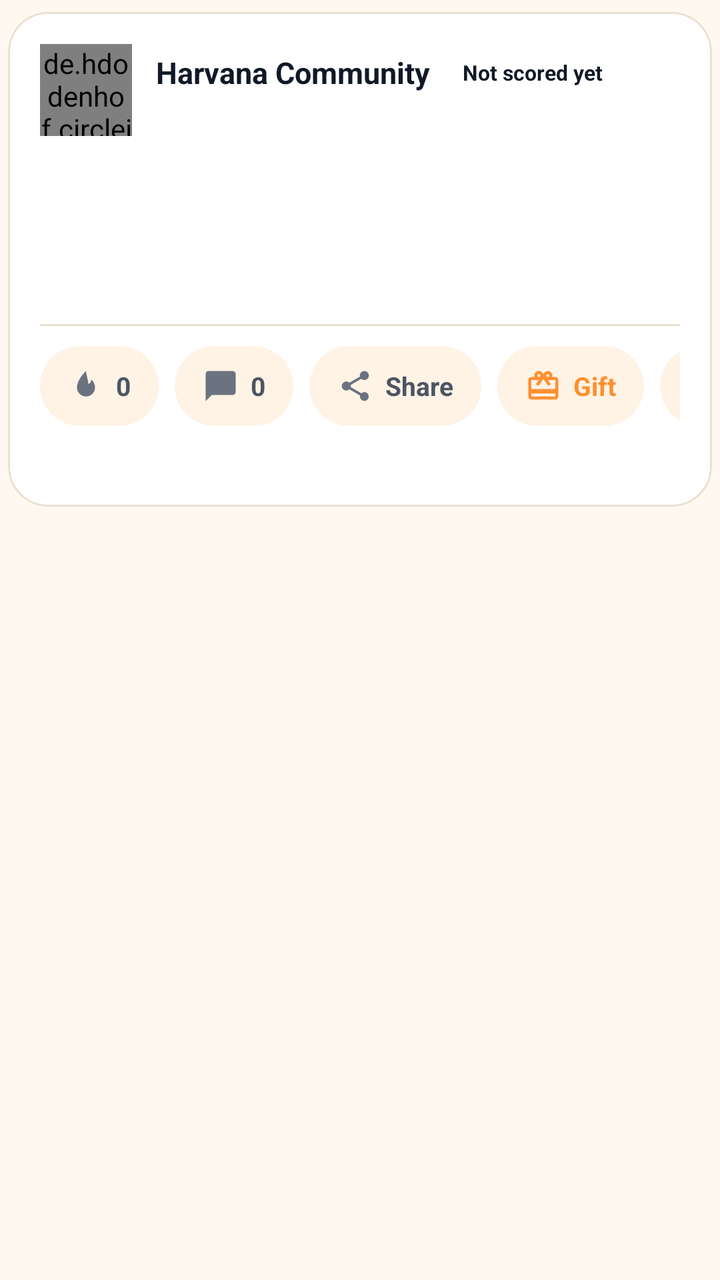
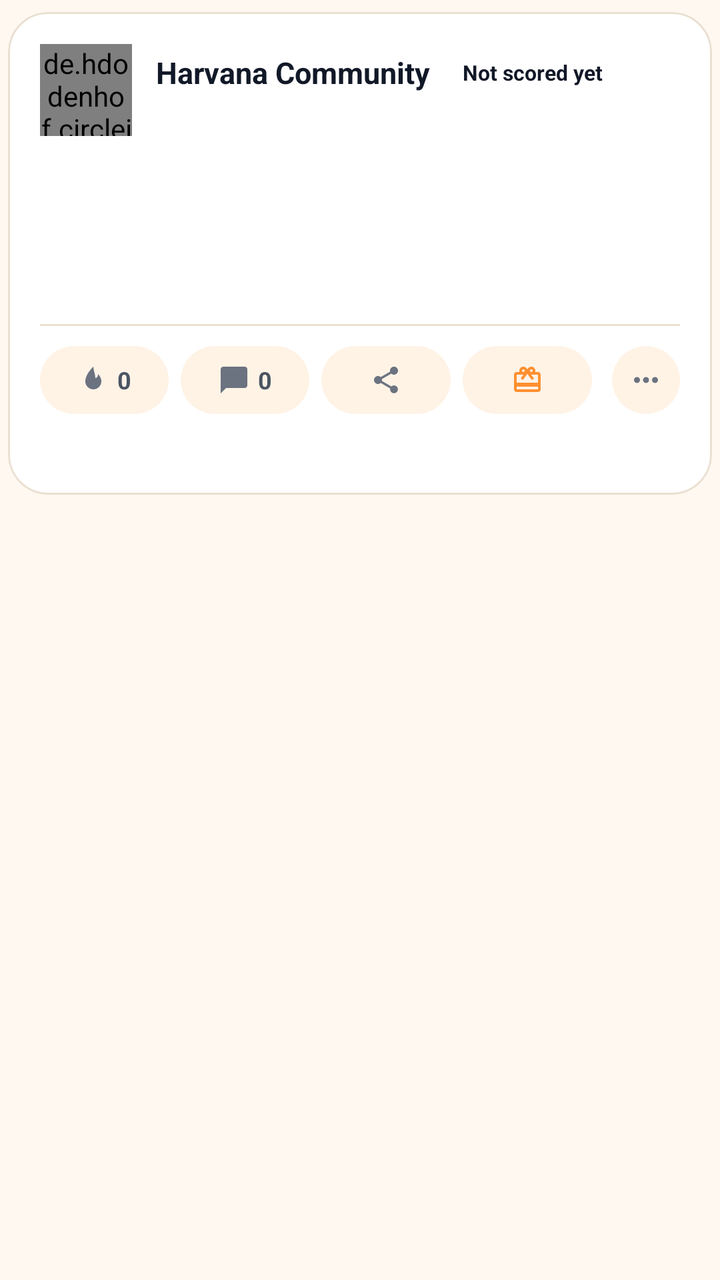

An Android layout rendered at two revisions. The XML below is the earlier revision; the diff shows what the commit changed to produce the second picture.
<!-- AndroidManifest.xml: application theme AppTheme -->
<!-- res/layout/learn_post_card.xml -->
<?xml version="1.0" encoding="utf-8"?>
<LinearLayout xmlns:android="http://schemas.android.com/apk/res/android" xmlns:app="http://schemas.android.com/apk/res-auto"
    android:layout_width="match_parent"
    android:layout_height="wrap_content"
    android:orientation="vertical">
    <com.google.android.material.card.MaterialCardView
        android:id="@+id/card_post"
        android:layout_width="match_parent"
        android:layout_height="wrap_content"
        android:layout_marginStart="4dp"
        android:layout_marginTop="6dp"
        android:layout_marginEnd="4dp"
        android:layout_marginBottom="6dp"
        app:cardBackgroundColor="@color/colorSurface"
        app:cardCornerRadius="20dp"
        app:cardElevation="0dp"
        app:strokeColor="@color/colorCardStroke"
        app:strokeWidth="1dp">
        <LinearLayout
            android:layout_width="match_parent"
            android:layout_height="wrap_content"
            android:orientation="vertical">

            
            <FrameLayout
                android:id="@+id/fl_cover"
                android:layout_width="match_parent"
                android:layout_height="132dp"
                android:visibility="gone">
                <ImageView
                    android:id="@+id/iv_cover"
                    android:layout_width="match_parent"
                    android:layout_height="match_parent"
                    android:background="@color/colorSurfaceAlt"
                    android:scaleType="centerCrop" />
                <View
                    android:id="@+id/v_cover_fade"
                    android:layout_width="match_parent"
                    android:layout_height="match_parent" />
            </FrameLayout>

        <LinearLayout
            android:id="@+id/ll_content"
            android:layout_width="match_parent"
            android:layout_height="wrap_content"
            android:orientation="vertical"
            android:paddingStart="16dp"
            android:paddingTop="16dp"
            android:paddingEnd="16dp"
            android:paddingBottom="14dp">

            <LinearLayout
                android:layout_width="match_parent"
                android:layout_height="wrap_content"
                android:gravity="center_vertical"
                android:orientation="horizontal">
                <de.hdodenhof.circleimageview.CircleImageView
                    android:id="@+id/iv_avatar"
                    android:layout_width="46dp"
                    android:layout_height="46dp"
                    android:src="@drawable/ic_coin_harv"
                    app:civ_border_width="2dp"
                    app:civ_border_color="@color/colorAccent" />
                <LinearLayout
                    android:layout_width="0dp"
                    android:layout_height="wrap_content"
                    android:layout_weight="1"
                    android:layout_marginStart="12dp"
                    android:orientation="vertical">
                    <LinearLayout
                        android:layout_width="match_parent"
                        android:layout_height="wrap_content"
                        android:gravity="center_vertical"
                        android:orientation="horizontal">
                        <TextView
                            android:id="@+id/tv_name"
                            android:layout_width="wrap_content"
                            android:layout_height="wrap_content"
                            android:layout_weight="0"
                            android:maxLines="1"
                            android:ellipsize="end"
                            android:maxWidth="150dp"
                            android:text="Harvana Community"
                            android:textColor="@color/colorTextPrimary"
                            android:textSize="15sp"
                            android:textStyle="bold" />
                        <TextView
                            android:id="@+id/tv_trust"
                            android:layout_width="wrap_content"
                            android:layout_height="wrap_content"
                            android:layout_marginStart="8dp"
                            android:paddingStart="8dp"
                            android:paddingEnd="8dp"
                            android:paddingTop="2dp"
                            android:paddingBottom="2dp"
                            android:text="Not scored yet"
                            android:textSize="10.5sp"
                            android:textStyle="bold" />
                    </LinearLayout>
                    <TextView
                        android:id="@+id/tv_meta"
                        android:layout_width="match_parent"
                        android:layout_height="wrap_content"
                        android:layout_marginTop="1dp"
                        android:textColor="@color/colorTextTertiary"
                        android:textSize="12sp" />
                </LinearLayout>
            </LinearLayout>

            <TextView
                android:id="@+id/tv_category"
                android:layout_width="wrap_content"
                android:layout_height="wrap_content"
                android:layout_marginTop="10dp"
                android:textColor="@color/colorAccent"
                android:textSize="11.5sp"
                android:textStyle="bold" />

            <TextView
                android:id="@+id/tv_title"
                android:layout_width="match_parent"
                android:layout_height="wrap_content"
                android:layout_marginTop="4dp"
                android:textColor="@color/colorTextPrimary"
                android:textSize="17sp"
                android:textStyle="bold"
                android:lineSpacingMultiplier="1.1" />

            <TextView
                android:id="@+id/tv_body"
                android:layout_width="match_parent"
                android:layout_height="wrap_content"
                android:layout_marginTop="8dp"
                android:textColor="@color/colorTextSecondary"
                android:textSize="14.5sp"
                android:lineSpacingMultiplier="1.2"
                android:textIsSelectable="false" />

            <View
                android:layout_width="match_parent"
                android:layout_height="1dp"
                android:layout_marginTop="14dp"
                android:background="@color/colorCardStroke" />

            <HorizontalScrollView
                android:layout_width="match_parent"
                android:layout_height="wrap_content"
                android:layout_marginTop="10dp"
                android:scrollbars="none">
                <LinearLayout
                    android:layout_width="wrap_content"
                    android:layout_height="wrap_content"
                    android:gravity="center_vertical"
                    android:orientation="horizontal">
                    <LinearLayout
                        android:id="@+id/ll_fire"
                        android:layout_width="wrap_content"
                        android:layout_height="40dp"
                        android:gravity="center"
                        android:paddingStart="14dp"
                        android:paddingEnd="14dp"
                        android:background="@drawable/bg_learn_action"
                        android:orientation="horizontal">
                        <ImageView
                            android:id="@+id/iv_fire"
                            android:layout_width="18dp"
                            android:layout_height="18dp"
                            android:src="@drawable/ic_learn_fire"
                            app:tint="@color/colorTextTertiary" />
                        <TextView
                            android:id="@+id/tv_fire"
                            android:layout_width="wrap_content"
                            android:layout_height="wrap_content"
                            android:layout_marginStart="6dp"
                            android:text="0"
                            android:textColor="@color/colorTextSecondary"
                            android:textSize="13sp"
                            android:textStyle="bold" />
                    </LinearLayout>
                    <LinearLayout
                        android:id="@+id/ll_comment"
                        android:layout_width="wrap_content"
                        android:layout_height="40dp"
                        android:layout_marginStart="8dp"
                        android:gravity="center"
                        android:paddingStart="14dp"
                        android:paddingEnd="14dp"
                        android:background="@drawable/bg_learn_action"
                        android:orientation="horizontal">
                        <ImageView
                            android:layout_width="18dp"
                            android:layout_height="18dp"
                            android:src="@drawable/ic_learn_comment"
                            app:tint="@color/colorTextTertiary" />
                        <TextView
                            android:id="@+id/tv_comment"
                            android:layout_width="wrap_content"
                            android:layout_height="wrap_content"
                            android:layout_marginStart="6dp"
                            android:text="0"
                            android:textColor="@color/colorTextSecondary"
                            android:textSize="13sp"
                            android:textStyle="bold" />
                    </LinearLayout>
                    <LinearLayout
                        android:id="@+id/ll_share"
                        android:layout_width="wrap_content"
                        android:layout_height="40dp"
                        android:layout_marginStart="8dp"
                        android:gravity="center"
                        android:paddingStart="14dp"
                        android:paddingEnd="14dp"
                        android:background="@drawable/bg_learn_action"
                        android:orientation="horizontal">
                        <ImageView
                            android:layout_width="18dp"
                            android:layout_height="18dp"
                            android:src="@drawable/ic_learn_share"
                            app:tint="@color/colorTextTertiary" />
                        <TextView
                            android:layout_width="wrap_content"
                            android:layout_height="wrap_content"
                            android:layout_marginStart="6dp"
                            android:text="Share"
                            android:textColor="@color/colorTextSecondary"
                            android:textSize="13sp"
                            android:textStyle="bold" />
                    </LinearLayout>
                    <LinearLayout
                        android:id="@+id/ll_gift"
                        android:layout_width="wrap_content"
                        android:layout_height="40dp"
                        android:layout_marginStart="8dp"
                        android:gravity="center"
                        android:paddingStart="14dp"
                        android:paddingEnd="14dp"
                        android:background="@drawable/bg_learn_action"
                        android:orientation="horizontal">
                        <ImageView
                            android:layout_width="18dp"
                            android:layout_height="18dp"
                            android:src="@drawable/ic_learn_gift"
                            app:tint="@color/colorAccent" />
                        <TextView
                            android:layout_width="wrap_content"
                            android:layout_height="wrap_content"
                            android:layout_marginStart="6dp"
                            android:text="Gift"
                            android:textColor="@color/colorAccent"
                            android:textSize="13sp"
                            android:textStyle="bold" />
                    </LinearLayout>
                    <ImageView
                        android:id="@+id/iv_more"
                        android:layout_width="40dp"
                        android:layout_height="40dp"
                        android:layout_marginStart="8dp"
                        android:padding="10dp"
                        android:background="@drawable/bg_learn_action"
                        android:src="@drawable/ic_learn_more"
                        app:tint="@color/colorTextTertiary" />
                </LinearLayout>
            </HorizontalScrollView>

            <TextView
                android:id="@+id/tv_views_line"
                android:layout_width="match_parent"
                android:layout_height="wrap_content"
                android:layout_marginTop="10dp"
                android:textColor="@color/colorTextTertiary"
                android:textSize="12sp" />

        </LinearLayout>
        </LinearLayout>
    </com.google.android.material.card.MaterialCardView>
</LinearLayout>
<!-- resources referenced by this layout -->
<resources>
  <color name="colorAccent">#FF9030</color>
  <color name="colorCardStroke">#EADFD0</color>
  <color name="colorSurface">#FFFFFF</color>
  <color name="colorSurfaceAlt">#FFF3E6</color>
  <color name="colorTextPrimary">#111827</color>
  <color name="colorTextSecondary">#4B5563</color>
  <color name="colorTextTertiary">#6B7280</color>
  <!-- drawable bg_learn_action (drawable) -->
  <?xml version="1.0" encoding="utf-8"?>
  <shape xmlns:android="http://schemas.android.com/apk/res/android" android:shape="rectangle">
      <solid android:color="@color/colorSurfaceAlt"/>
      <corners android:radius="22dp"/>
  </shape>
  <!-- drawable ic_learn_comment (drawable) -->
  <?xml version="1.0" encoding="utf-8"?>
  <vector xmlns:android="http://schemas.android.com/apk/res/android"
      android:width="24dp" android:height="24dp" android:viewportWidth="24" android:viewportHeight="24">
      <path android:fillColor="#FF000000" android:pathData="M20,2H4c-1.1,0 -2,0.9 -2,2v18l4,-4h14c1.1,0 2,-0.9 2,-2V4c0,-1.1 -0.9,-2 -2,-2z"/>
  </vector>
  <!-- drawable ic_learn_fire (drawable) -->
  <?xml version="1.0" encoding="utf-8"?>
  <vector xmlns:android="http://schemas.android.com/apk/res/android"
      android:width="24dp" android:height="24dp" android:viewportWidth="24" android:viewportHeight="24">
      <path android:fillColor="#FF000000" android:pathData="M12,2c0,0 -6,5.5 -6,11a6,6 0,0 0,12 0c0,-2.5 -1.5,-4.5 -2.5,-5.5c0,2 -1,3 -2,3c0,-3 -1.5,-6 -1.5,-8.5z"/>
  </vector>
  <style name="HarvanaPopupMenu" parent="Widget.MaterialComponents.PopupMenu">
          <item name="android:popupBackground">@drawable/bg_popup_menu</item>
          <item name="android:popupElevation">10dp</item>
      </style>
  <!-- drawable ic_nav_back (drawable) -->
  <?xml version="1.0" encoding="utf-8"?>
  <vector xmlns:android="http://schemas.android.com/apk/res/android"
      android:width="24dp" android:height="24dp" android:viewportWidth="24" android:viewportHeight="24"
      android:autoMirrored="true"
      android:tint="?attr/colorControlNormal">
      <path android:fillColor="#FFFFFFFF" android:pathData="M20,11H7.83l5.59,-5.59L12,4l-8,8 8,8 1.41,-1.41L7.83,13H20v-2z" />
  </vector>
  <style name="HarvanaTextView" parent="android:Widget.TextView">
          <item name="android:textColor">@color/colorTextPrimary</item>
      </style>
  <color name="colorBackground">#FFF8F0</color>
  <color name="colorTextOnAccent">#111827</color>
  <color name="colorAccentDark">#E57A14</color>
  <color name="colorError">#EF4444</color>
  <color name="colorTextPrimaryWhite">#FFFFFF</color>
  <color name="colorControlNormal">#6B7280</color>
  <color name="colorAccentRipple">#1AFF9030</color>
  <color name="colorAccentStroke">#33FF9030</color>
  <color name="colorAccentStrong">#B85F0A</color>
  <!-- drawable bg_popup_menu (drawable) -->
  <?xml version="1.0" encoding="utf-8"?>
  <shape xmlns:android="http://schemas.android.com/apk/res/android" android:shape="rectangle">
      <solid android:color="@color/colorPopupSurface" />
      <stroke android:width="1dp" android:color="@color/colorCardStroke" />
      <corners android:radius="14dp" />
  </shape>
  <style name="HarvanaDialogButton" parent="Widget.MaterialComponents.Button.TextButton.Dialog">
          <item name="android:textColor">@color/colorAccent</item>
          <item name="android:minHeight">48dp</item>
      </style>
  <style name="HarvanaBottomSheetStyle" parent="Widget.MaterialComponents.BottomSheet.Modal">
          <item name="backgroundTint">?attr/colorSurface</item>
          <item name="shapeAppearanceOverlay">@style/HarvanaBottomSheetShape</item>
      </style>
  <color name="colorPopupSurface">#F4E8D6</color>
  <style name="HarvanaBottomSheetShape" parent="">
          <item name="cornerFamily">rounded</item>
          <item name="cornerSizeTopLeft">20dp</item>
          <item name="cornerSizeTopRight">20dp</item>
          <item name="cornerSizeBottomLeft">0dp</item>
          <item name="cornerSizeBottomRight">0dp</item>
      </style>
  <!-- unchanged entries left out for length: 7 -->
</resources>

<!-- the commit's change to res/layout/learn_post_card.xml (unified diff, before → after) -->
@@ -142,125 +142,117 @@
                 android:layout_marginTop="14dp"
                 android:background="@color/colorCardStroke" />
 
-            <HorizontalScrollView
+            
+            <LinearLayout
                 android:layout_width="match_parent"
                 android:layout_height="wrap_content"
                 android:layout_marginTop="10dp"
-                android:scrollbars="none">
-                <LinearLayout
-                    android:layout_width="wrap_content"
-                    android:layout_height="wrap_content"
-                    android:gravity="center_vertical"
-                    android:orientation="horizontal">
-                    <LinearLayout
-                        android:id="@+id/ll_fire"
+                android:gravity="center_vertical"
+                android:orientation="horizontal">
+                <LinearLayout
+                    android:id="@+id/ll_fire"
+                    android:layout_width="0dp"
+                    android:layout_height="34dp"
+                    android:layout_weight="1"
+                    android:layout_marginStart="0dp"
+                    android:gravity="center"
+                    android:paddingStart="6dp"
+                    android:paddingEnd="6dp"
+                    android:background="@drawable/bg_learn_action"
+                    android:contentDescription="Fire"
+                    android:orientation="horizontal">
+                    <ImageView
+                        android:id="@+id/iv_fire"
+                        android:layout_width="16dp"
+                        android:layout_height="16dp"
+                        android:src="@drawable/ic_learn_fire"
+                        app:tint="@color/colorTextTertiary" />
+                    <TextView
+                        android:id="@+id/tv_fire"
                         android:layout_width="wrap_content"
-                        android:layout_height="40dp"
-                        android:gravity="center"
-                        android:paddingStart="14dp"
-                        android:paddingEnd="14dp"
-                        android:background="@drawable/bg_learn_action"
-                        android:orientation="horizontal">
-                        <ImageView
-                            android:id="@+id/iv_fire"
-                            android:layout_width="18dp"
-                            android:layout_height="18dp"
-                            android:src="@drawable/ic_learn_fire"
-                            app:tint="@color/colorTextTertiary" />
-                        <TextView
-                            android:id="@+id/tv_fire"
-                            android:layout_width="wrap_content"
-                            android:layout_height="wrap_content"
-                            android:layout_marginStart="6dp"
-                            android:text="0"
-                            android:textColor="@color/colorTextSecondary"
-                            android:textSize="13sp"
-                            android:textStyle="bold" />
-                    </LinearLayout>
-                    <LinearLayout
-                        android:id="@+id/ll_comment"
+                        android:layout_height="wrap_content"
+                        android:layout_marginStart="4dp"
+                        android:text="0"
+                        android:maxLines="1"
+                        android:textColor="@color/colorTextSecondary"
+                        android:textSize="12sp"
+                        android:textStyle="bold" />
+                </LinearLayout>
+                <LinearLayout
+                    android:id="@+id/ll_comment"
+                    android:layout_width="0dp"
+                    android:layout_height="34dp"
+                    android:layout_weight="1"
+                    android:layout_marginStart="6dp"
+                    android:gravity="center"
+                    android:paddingStart="6dp"
+                    android:paddingEnd="6dp"
+                    android:background="@drawable/bg_learn_action"
+                    android:contentDescription="Comments"
+                    android:orientation="horizontal">
+                    <ImageView
+                        android:layout_width="16dp"
+                        android:layout_height="16dp"
+                        android:src="@drawable/ic_learn_comment"
+                        app:tint="@color/colorTextTertiary" />
+                    <TextView
+                        android:id="@+id/tv_comment"
                         android:layout_width="wrap_content"
-                        android:layout_height="40dp"
-                        android:layout_marginStart="8dp"
-                        android:gravity="center"
-                        android:paddingStart="14dp"
-                        android:paddingEnd="14dp"
-                        android:background="@drawable/bg_learn_action"
-                        android:orientation="horizontal">
-                        <ImageView
-                            android:layout_width="18dp"
-                            android:layout_height="18dp"
-                            android:src="@drawable/ic_learn_comment"
-                            app:tint="@color/colorTextTertiary" />
-                        <TextView
-                            android:id="@+id/tv_comment"
-                            android:layout_width="wrap_content"
-                            android:layout_height="wrap_content"
-                            android:layout_marginStart="6dp"
-                            android:text="0"
-                            android:textColor="@color/colorTextSecondary"
-                            android:textSize="13sp"
-                            android:textStyle="bold" />
-                    </LinearLayout>
-                    <LinearLayout
-                        android:id="@+id/ll_share"
-                        android:layout_width="wrap_content"
-                        android:layout_height="40dp"
-                        android:layout_marginStart="8dp"
-                        android:gravity="center"
-                        android:paddingStart="14dp"
-                        android:paddingEnd="14dp"
-                        android:background="@drawable/bg_learn_action"
-                        android:orientation="horizontal">
-                        <ImageView
-                            android:layout_width="18dp"
-                            android:layout_height="18dp"
-                            android:src="@drawable/ic_learn_share"
-                            app:tint="@color/colorTextTertiary" />
-                        <TextView
-                            android:layout_width="wrap_content"
-                            android:layout_height="wrap_content"
-                            android:layout_marginStart="6dp"
-                            android:text="Share"
-                            android:textColor="@color/colorTextSecondary"
-                            android:textSize="13sp"
-                            android:textStyle="bold" />
-                    </LinearLayout>
-                    <LinearLayout
-                        android:id="@+id/ll_gift"
-                        android:layout_width="wrap_content"
-                        android:layout_height="40dp"
-                        android:layout_marginStart="8dp"
-                        android:gravity="center"
-                        android:paddingStart="14dp"
-                        android:paddingEnd="14dp"
-                        android:background="@drawable/bg_learn_action"
-                        android:orientation="horizontal">
-                        <ImageView
-                            android:layout_width="18dp"
-                            android:layout_height="18dp"
-                            android:src="@drawable/ic_learn_gift"
-                            app:tint="@color/colorAccent" />
-                        <TextView
-                            android:layout_width="wrap_content"
-                            android:layout_height="wrap_content"
-                            android:layout_marginStart="6dp"
-                            android:text="Gift"
-                            android:textColor="@color/colorAccent"
-                            android:textSize="13sp"
-                            android:textStyle="bold" />
-                    </LinearLayout>
-                    <ImageView
-                        android:id="@+id/iv_more"
-                        android:layout_width="40dp"
-                        android:layout_height="40dp"
-                        android:layout_marginStart="8dp"
-                        android:padding="10dp"
-                        android:background="@drawable/bg_learn_action"
-                        android:src="@drawable/ic_learn_more"
+                        android:layout_height="wrap_content"
+                        android:layout_marginStart="4dp"
+                        android:text="0"
+                        android:maxLines="1"
+                        android:textColor="@color/colorTextSecondary"
+                        android:textSize="12sp"
+                        android:textStyle="bold" />
+                </LinearLayout>
+                <LinearLayout
+                    android:id="@+id/ll_share"
+                    android:layout_width="0dp"
+                    android:layout_height="34dp"
+                    android:layout_weight="1"
+                    android:layout_marginStart="6dp"
+                    android:gravity="center"
+                    android:paddingStart="6dp"
+                    android:paddingEnd="6dp"
+                    android:background="@drawable/bg_learn_action"
+                    android:contentDescription="Share"
+                    android:orientation="horizontal">
+                    <ImageView
+                        android:layout_width="16dp"
+                        android:layout_height="16dp"
+                        android:src="@drawable/ic_learn_share"
                         app:tint="@color/colorTextTertiary" />
                 </LinearLayout>
-            </HorizontalScrollView>
+                <LinearLayout
+                    android:id="@+id/ll_gift"
+                    android:layout_width="0dp"
+                    android:layout_height="34dp"
+                    android:layout_weight="1"
+                    android:layout_marginStart="6dp"
+                    android:gravity="center"
+                    android:paddingStart="6dp"
+                    android:paddingEnd="6dp"
+                    android:background="@drawable/bg_learn_action"
+                    android:contentDescription="Gift"
+                    android:orientation="horizontal">
+                    <ImageView
+                        android:layout_width="16dp"
+                        android:layout_height="16dp"
+                        android:src="@drawable/ic_learn_gift"
+                        app:tint="@color/colorAccent" />
+                </LinearLayout>
+                <ImageView
+                    android:id="@+id/iv_more"
+                    android:layout_width="34dp"
+                    android:layout_height="34dp"
+                    android:layout_marginStart="10dp"
+                    android:padding="8dp"
+                    android:background="@drawable/bg_learn_action"
+                    android:contentDescription="More"
+                    android:src="@drawable/ic_learn_more"
+                    app:tint="@color/colorTextTertiary" />
+            </LinearLayout>
 
             <TextView
                 android:id="@+id/tv_views_line"
